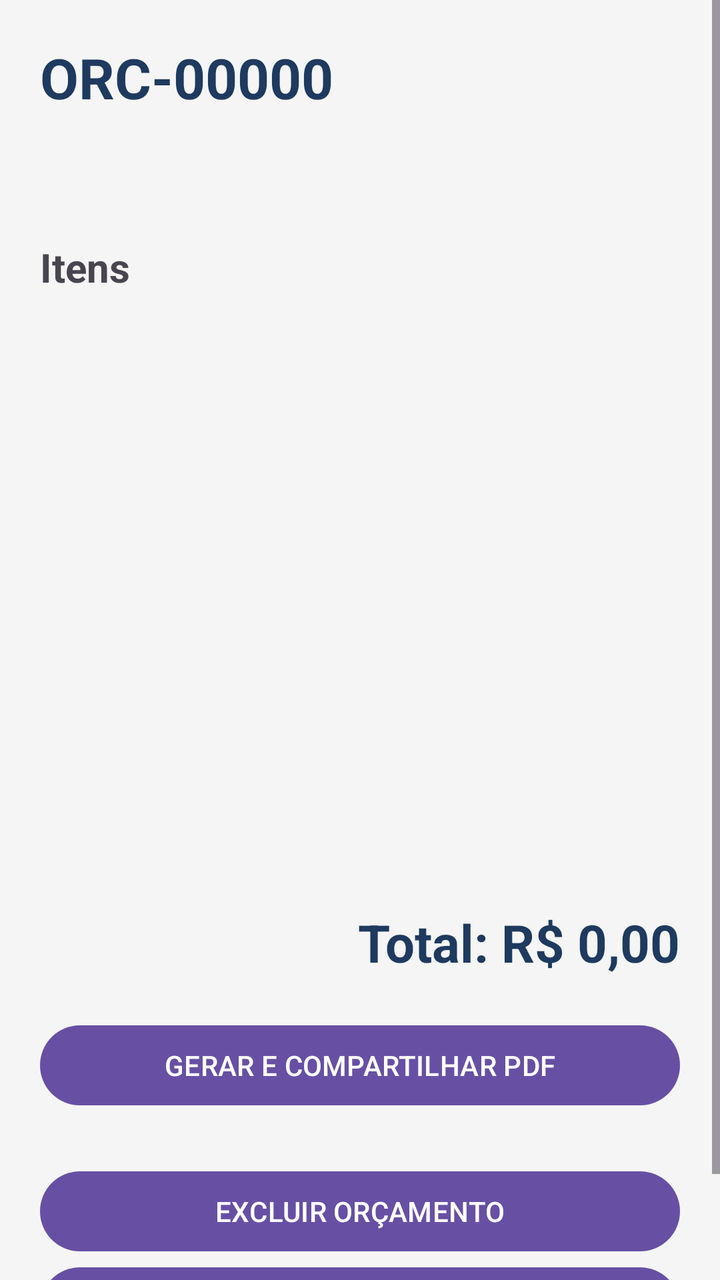
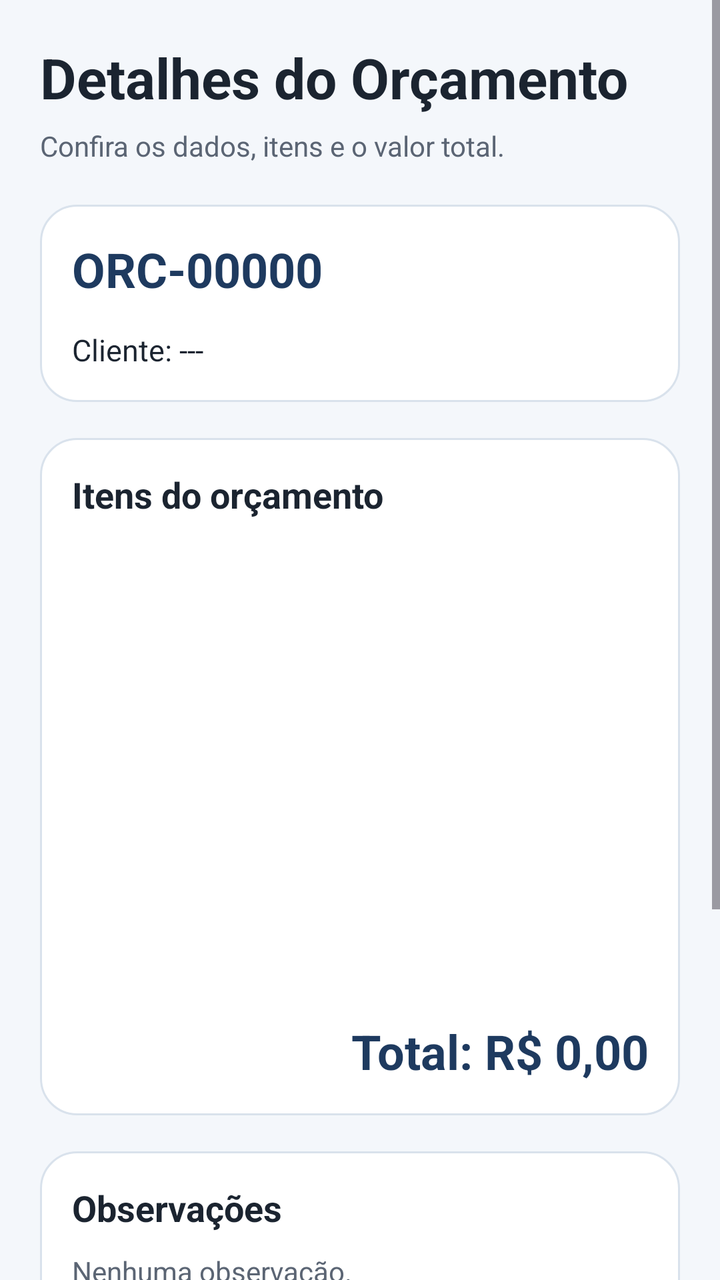

The first picture is an Android layout as it rendered before a commit; the second is the same layout after the commit. The layout source and the unified diff follow.
<!-- AndroidManifest.xml: application theme Theme.MyApplication -->
<!-- res/layout/activity_detalhe_orcamento.xml -->
<?xml version="1.0" encoding="utf-8"?>
<ScrollView xmlns:android="http://schemas.android.com/apk/res/android"
    android:layout_width="match_parent"
    android:layout_height="match_parent"
    android:background="#F5F5F5">

    <LinearLayout
        android:layout_width="match_parent"
        android:layout_height="wrap_content"
        android:orientation="vertical"
        android:padding="20dp">

        <TextView
            android:id="@+id/txtNumero"
            android:layout_width="match_parent"
            android:layout_height="wrap_content"
            android:text="ORC-00000"
            android:textSize="28sp"
            android:textStyle="bold"
            android:textColor="#1E3A5F" />

        <TextView
            android:id="@+id/txtDadosCliente"
            android:layout_width="match_parent"
            android:layout_height="wrap_content"
            android:textSize="17sp"
            android:layout_marginTop="20dp" />

        <TextView
            android:layout_width="match_parent"
            android:layout_height="wrap_content"
            android:text="Itens"
            android:textSize="20sp"
            android:textStyle="bold"
            android:layout_marginTop="20dp" />

        <ListView
            android:id="@+id/listItensDetalhe"
            android:layout_width="match_parent"
            android:layout_height="250dp" />

        <TextView
            android:id="@+id/txtObservacoesDetalhe"
            android:layout_width="match_parent"
            android:layout_height="wrap_content"
            android:textSize="16sp"
            android:layout_marginTop="15dp" />

        <TextView
            android:id="@+id/txtTotalDetalhe"
            android:layout_width="match_parent"
            android:layout_height="wrap_content"
            android:text="Total: R$ 0,00"
            android:textSize="26sp"
            android:textStyle="bold"
            android:textColor="#1E3A5F"
            android:gravity="end"
            android:layout_marginTop="20dp" />

        <Button
            android:id="@+id/btnGerarPdf"
            android:layout_width="match_parent"
            android:layout_height="wrap_content"
            android:text="GERAR E COMPARTILHAR PDF"
            android:layout_marginTop="20dp" />

        <Button
            android:id="@+id/btnExcluir"
            android:layout_width="match_parent"
            android:layout_height="wrap_content"
            android:text="EXCLUIR ORÇAMENTO"
            android:layout_marginTop="25dp" />

        <Button
            android:id="@+id/btnVoltarDetalhe"
            android:layout_width="match_parent"
            android:layout_height="wrap_content"
            android:text="VOLTAR" />


    </LinearLayout>

</ScrollView>
<!-- resources referenced by this layout -->
<resources>
  <style name="Theme.MyApplication" parent="Base.Theme.MyApplication" />
  <style name="Base.Theme.MyApplication" parent="Theme.Material3.DayNight.NoActionBar">
          
          
      </style>
</resources>

<!-- the commit's change to res/layout/activity_detalhe_orcamento.xml (unified diff, before → after) -->
@@ -1,8 +1,11 @@
 <?xml version="1.0" encoding="utf-8"?>
-<ScrollView xmlns:android="http://schemas.android.com/apk/res/android"
+<ScrollView
+    xmlns:android="http://schemas.android.com/apk/res/android"
+    xmlns:app="http://schemas.android.com/apk/res-auto"
     android:layout_width="match_parent"
     android:layout_height="match_parent"
-    android:background="#F5F5F5">
+    android:background="@color/screen_background"
+    android:fillViewport="true">
 
     <LinearLayout
         android:layout_width="match_parent"
@@ -10,73 +13,159 @@
         android:orientation="vertical"
         android:padding="20dp">
 
-        <TextView
-            android:id="@+id/txtNumero"
-            android:layout_width="match_parent"
-            android:layout_height="wrap_content"
-            android:text="ORC-00000"
-            android:textSize="28sp"
-            android:textStyle="bold"
-            android:textColor="#1E3A5F" />
-
-        <TextView
-            android:id="@+id/txtDadosCliente"
-            android:layout_width="match_parent"
-            android:layout_height="wrap_content"
-            android:textSize="17sp"
-            android:layout_marginTop="20dp" />
+        
 
         <TextView
             android:layout_width="match_parent"
             android:layout_height="wrap_content"
-            android:text="Itens"
-            android:textSize="20sp"
+            android:text="Detalhes do Orçamento"
+            android:textSize="28sp"
             android:textStyle="bold"
-            android:layout_marginTop="20dp" />
-
-        <ListView
-            android:id="@+id/listItensDetalhe"
-            android:layout_width="match_parent"
-            android:layout_height="250dp" />
+            android:textColor="@color/text_primary" />
 
         <TextView
-            android:id="@+id/txtObservacoesDetalhe"
             android:layout_width="match_parent"
             android:layout_height="wrap_content"
-            android:textSize="16sp"
-            android:layout_marginTop="15dp" />
+            android:text="Confira os dados, itens e o valor total."
+            android:textSize="14sp"
+            android:textColor="@color/text_secondary"
+            android:layout_marginTop="6dp"
+            android:layout_marginBottom="20dp" />
 
-        <TextView
-            android:id="@+id/txtTotalDetalhe"
+        
+
+        <LinearLayout
             android:layout_width="match_parent"
             android:layout_height="wrap_content"
-            android:text="Total: R$ 0,00"
-            android:textSize="26sp"
-            android:textStyle="bold"
-            android:textColor="#1E3A5F"
-            android:gravity="end"
-            android:layout_marginTop="20dp" />
+            android:orientation="vertical"
+            android:background="@drawable/bg_card"
+            android:layout_marginBottom="18dp">
 
-        <Button
+            <TextView
+                android:id="@+id/txtNumero"
+                android:layout_width="match_parent"
+                android:layout_height="wrap_content"
+                android:text="ORC-00000"
+                android:textSize="24sp"
+                android:textStyle="bold"
+                android:textColor="@color/brand_primary" />
+
+            <TextView
+                android:id="@+id/txtDadosCliente"
+                android:layout_width="match_parent"
+                android:layout_height="wrap_content"
+                android:text="Cliente: ---"
+                android:textSize="15sp"
+                android:textColor="@color/text_primary"
+                android:lineSpacingExtra="5dp"
+                android:layout_marginTop="14dp" />
+
+        </LinearLayout>
+
+        
+
+        <LinearLayout
+            android:layout_width="match_parent"
+            android:layout_height="wrap_content"
+            android:orientation="vertical"
+            android:background="@drawable/bg_card"
+            android:layout_marginBottom="18dp">
+
+            <TextView
+                android:layout_width="match_parent"
+                android:layout_height="wrap_content"
+                android:text="Itens do orçamento"
+                android:textSize="18sp"
+                android:textStyle="bold"
+                android:textColor="@color/text_primary"
+                android:layout_marginBottom="12dp" />
+
+            <ListView
+                android:id="@+id/listItensDetalhe"
+                android:layout_width="match_parent"
+                android:layout_height="220dp"
+                android:divider="@color/border_light"
+                android:dividerHeight="1dp" />
+
+            <TextView
+                android:id="@+id/txtTotalDetalhe"
+                android:layout_width="match_parent"
+                android:layout_height="wrap_content"
+                android:text="Total: R$ 0,00"
+                android:textSize="24sp"
+                android:textStyle="bold"
+                android:textColor="@color/brand_primary"
+                android:gravity="end"
+                android:layout_marginTop="18dp" />
+
+        </LinearLayout>
+
+        
+
+        <LinearLayout
+            android:layout_width="match_parent"
+            android:layout_height="wrap_content"
+            android:orientation="vertical"
+            android:background="@drawable/bg_card"
+            android:layout_marginBottom="18dp">
+
+            <TextView
+                android:layout_width="match_parent"
+                android:layout_height="wrap_content"
+                android:text="Observações"
+                android:textSize="18sp"
+                android:textStyle="bold"
+                android:textColor="@color/text_primary"
+                android:layout_marginBottom="10dp" />
+
+            <TextView
+                android:id="@+id/txtObservacoesDetalhe"
+                android:layout_width="match_parent"
+                android:layout_height="wrap_content"
+                android:text="Nenhuma observação."
+                android:textSize="14sp"
+                android:textColor="@color/text_secondary" />
+
+        </LinearLayout>
+
+        
+
+        <androidx.appcompat.widget.AppCompatButton
             android:id="@+id/btnGerarPdf"
             android:layout_width="match_parent"
-            android:layout_height="wrap_content"
-            android:text="GERAR E COMPARTILHAR PDF"
-            android:layout_marginTop="20dp" />
+            android:layout_height="54dp"
+            android:background="@drawable/bg_button_primary"
+            app:backgroundTint="@null"
+            android:text="Gerar e compartilhar PDF"
+            android:textAllCaps="false"
+            android:textStyle="bold"
+            android:textSize="16sp"
+            android:textColor="@color/brand_primary" />
 
-        <Button
+        <androidx.appcompat.widget.AppCompatButton
             android:id="@+id/btnExcluir"
             android:layout_width="match_parent"
-            android:layout_height="wrap_content"
-            android:text="EXCLUIR ORÇAMENTO"
-            android:layout_marginTop="25dp" />
+            android:layout_height="52dp"
+            android:background="@drawable/bg_button_primary"
+            app:backgroundTint="@null"
+            android:text="Excluir orçamento"
+            android:textAllCaps="false"
+            android:textStyle="bold"
+            android:textColor="@color/danger"
+            android:layout_marginTop="10dp" />
 
-        <Button
+        <androidx.appcompat.widget.AppCompatButton
             android:id="@+id/btnVoltarDetalhe"
             android:layout_width="match_parent"
-            android:layout_height="wrap_content"
-            android:text="VOLTAR" />
-
+            android:layout_height="52dp"
+            android:background="@drawable/bg_button_primary"
+            app:backgroundTint="@null"
+            android:text="Voltar"
+            android:textAllCaps="false"
+            android:textStyle="bold"
+            android:textColor="@color/brand_primary"
+            android:layout_marginTop="10dp"
+            android:layout_marginBottom="24dp" />
 
     </LinearLayout>
 
<!-- resource entries referenced after the edit -->
@@ -1,6 +1,40 @@
 <!-- resources referenced by this layout -->
 <resources>
+  <color name="border_light">#D9E2EC</color>
+  <color name="brand_primary">#1E3A5F</color>
+  <color name="danger">#C62828</color>
+  <color name="screen_background">#F4F7FB</color>
+  <color name="text_primary">#1B2430</color>
+  <color name="text_secondary">#5B6574</color>
+  <!-- drawable bg_button_primary (drawable) -->
+  <?xml version="1.0" encoding="utf-8"?>
+  <shape xmlns:android="http://schemas.android.com/apk/res/android">
+  
+      <solid android:color="#EAF2FA" />
+  
+      <corners android:radius="14dp" />
+  
+      <stroke
+          android:width="1.5dp"
+          android:color="@color/brand_primary" />
+  
+  </shape>
+  <!-- drawable bg_card (drawable) -->
+  <?xml version="1.0" encoding="utf-8"?>
+  <shape xmlns:android="http://schemas.android.com/apk/res/android">
+      <solid android:color="@color/card_background" />
+      <corners android:radius="18dp" />
+      <stroke
+          android:width="1dp"
+          android:color="@color/border_light" />
+      <padding
+          android:left="16dp"
+          android:top="16dp"
+          android:right="16dp"
+          android:bottom="16dp" />
+  </shape>
   <style name="Theme.MyApplication" parent="Base.Theme.MyApplication" />
+  <color name="card_background">#FFFFFF</color>
   <style name="Base.Theme.MyApplication" parent="Theme.Material3.DayNight.NoActionBar">
           
           
